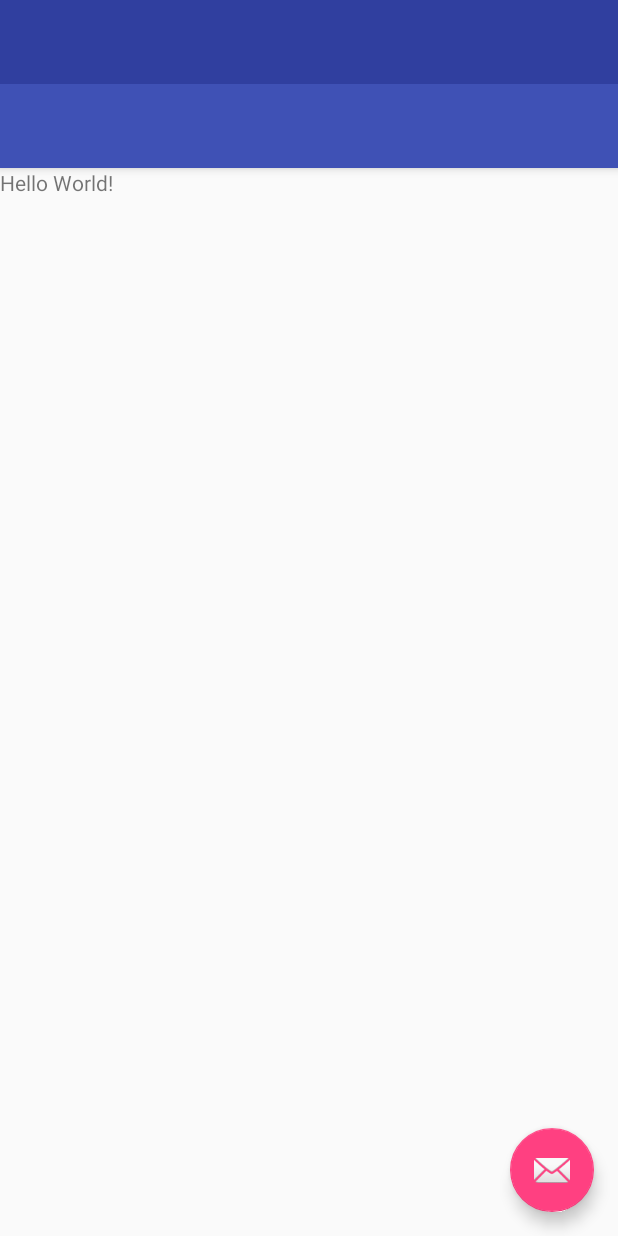
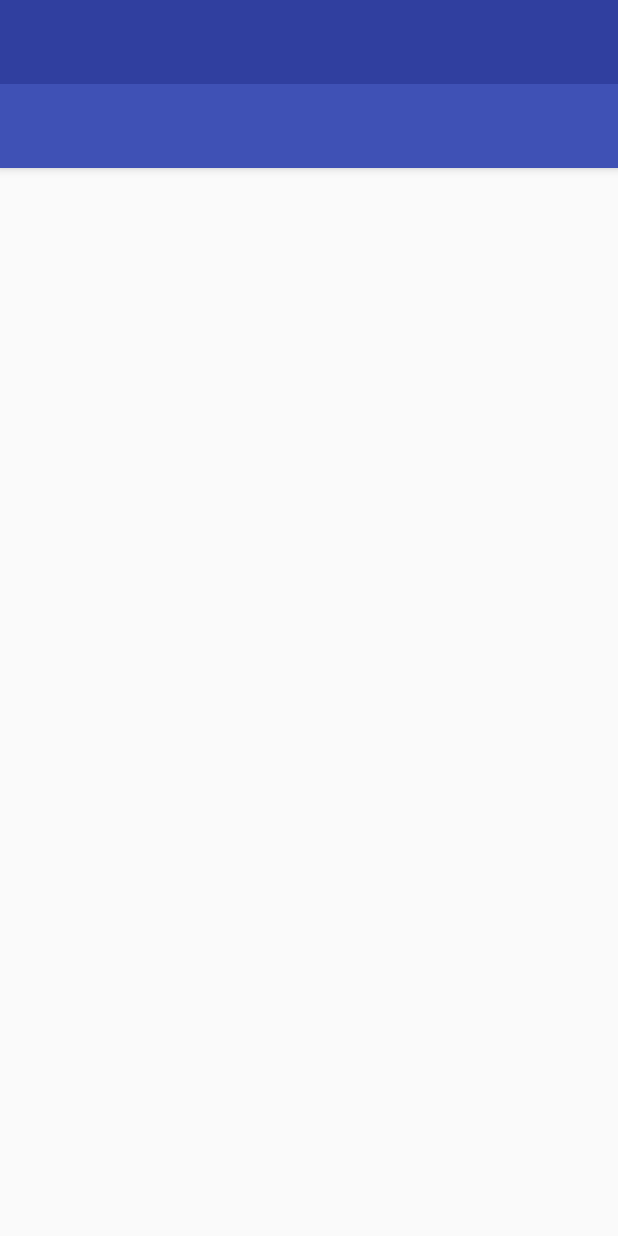
Before and after one commit to RowerPulido/e-Food-App, an Android app: the layout activity_main.xml on its own in the app's theme, with its tools: preview values and no code run, on a phone screen of 412 x 824 dp. Run offline under Robolectric (Android 15) with nearby library versions, the phone set to English and light mode, and no system bars.

Commit message:
Se modifico la estructura de la app Todo para ir dejando como se usara

```diff
--- a/App/Foodie-e-Food/app/src/main/AndroidManifest.xml
+++ b/App/Foodie-e-Food/app/src/main/AndroidManifest.xml
@@ -19,6 +19,16 @@
                 <category android:name="android.intent.category.LAUNCHER" />
             </intent-filter>
         </activity>
+        <activity
+            android:name=".LoginActivity"
+            android:label="Iniciar Sesion"
+            android:theme="@style/AppTheme.NoActionBar">
+
+        </activity>
+        <activity
+            android:name=".RegisterActivity"
+            android:label="Registrarse"
+            android:theme="@style/AppTheme.NoActionBar"></activity>
     </application>
 
 </manifest>
--- a/App/Foodie-e-Food/app/src/main/java/com/services/sonata/food/e/foodie_e_food/MainActivity.java
+++ b/App/Foodie-e-Food/app/src/main/java/com/services/sonata/food/e/foodie_e_food/MainActivity.java
@@ -22,15 +22,6 @@ public class MainActivity extends AppCompatActivity
         setContentView(R.layout.activity_main);
         Toolbar toolbar = (Toolbar) findViewById(R.id.toolbar);
         setSupportActionBar(toolbar);
-
-        FloatingActionButton fab = (FloatingActionButton) findViewById(R.id.fab);
-        fab.setOnClickListener(new View.OnClickListener() {
-            @Override
-            public void onClick(View view) {
-                Snackbar.make(view, "Replace with your own action", Snackbar.LENGTH_LONG)
-                        .setAction("Action", null).show();
-            }
-        });
 
         DrawerLayout drawer = (DrawerLayout) findViewById(R.id.drawer_layout);
         ActionBarDrawerToggle toggle = new ActionBarDrawerToggle(
--- a/App/Foodie-e-Food/app/src/main/res/layout/activity_main.xml
+++ b/App/Foodie-e-Food/app/src/main/res/layout/activity_main.xml
@@ -6,12 +6,8 @@
     android:layout_width="match_parent"
     android:layout_height="match_parent"
     android:fitsSystemWindows="true"
-    tools:openDrawer="start">
-
-    <include
-        layout="@layout/app_bar_main"
-        android:layout_width="match_parent"
-        android:layout_height="match_parent" />
+    tools:openDrawer="start"
+    >
 
     <android.support.design.widget.NavigationView
         android:id="@+id/nav_view"
@@ -22,4 +18,21 @@
         app:headerLayout="@layout/nav_header_main"
         app:menu="@menu/activity_main_drawer" />
 
+    <LinearLayout
+        android:layout_width="match_parent"
+        android:layout_height="match_parent"
+        android:orientation="vertical">
+
+        <include
+            layout="@layout/app_bar_main"
+            android:layout_width="match_parent"
+            android:layout_height="match_parent" />
+
+        <FrameLayout
+            android:id="@+id/frm_container"
+            android:layout_width="match_parent"
+            android:layout_height="match_parent"></FrameLayout>
+    </LinearLayout>
+
+
 </android.support.v4.widget.DrawerLayout>
--- a/App/Foodie-e-Food/app/src/main/res/layout/app_bar_main.xml
+++ b/App/Foodie-e-Food/app/src/main/res/layout/app_bar_main.xml
@@ -20,14 +20,4 @@
 
     </android.support.design.widget.AppBarLayout>
 
-    <include layout="@layout/content_main" />
-
-    <android.support.design.widget.FloatingActionButton
-        android:id="@+id/fab"
-        android:layout_width="wrap_content"
-        android:layout_height="wrap_content"
-        android:layout_gravity="bottom|end"
-        android:layout_margin="@dimen/fab_margin"
-        app:srcCompat="@android:drawable/ic_dialog_email" />
-
 </android.support.design.widget.CoordinatorLayout>
--- a/App/Foodie-e-Food/app/src/main/res/layout/content_main.xml
+++ /dev/null
@@ -1,20 +0,0 @@
-<?xml version="1.0" encoding="utf-8"?>
-<LinearLayout xmlns:android="http://schemas.android.com/apk/res/android"
-    xmlns:app="http://schemas.android.com/apk/res-auto"
-    xmlns:tools="http://schemas.android.com/tools"
-    android:layout_width="match_parent"
-    android:layout_height="match_parent"
-    app:layout_behavior="@string/appbar_scrolling_view_behavior"
-    tools:context="com.services.sonata.food.e.foodie_e_food.MainActivity"
-    tools:showIn="@layout/app_bar_main">
-
-    <TextView
-        android:layout_width="wrap_content"
-        android:layout_height="wrap_content"
-        android:text="Hello World!"
-        app:layout_constraintBottom_toBottomOf="parent"
-        app:layout_constraintLeft_toLeftOf="parent"
-        app:layout_constraintRight_toRightOf="parent"
-        app:layout_constraintTop_toTopOf="parent" />
-
-</LinearLayout>
```
